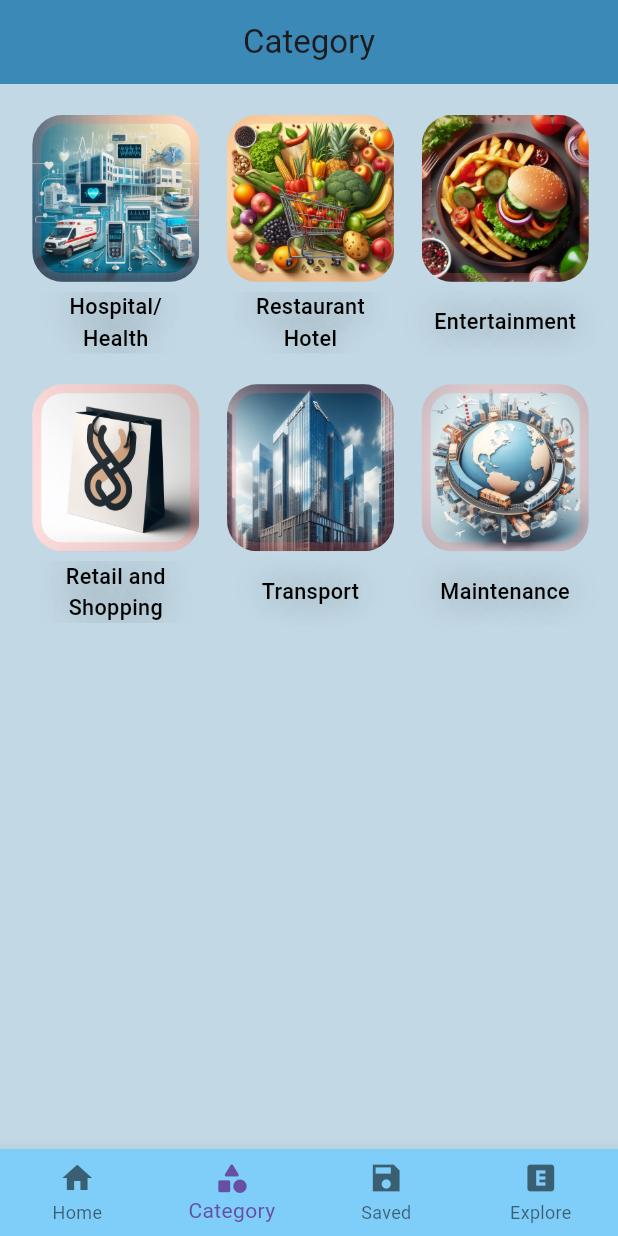
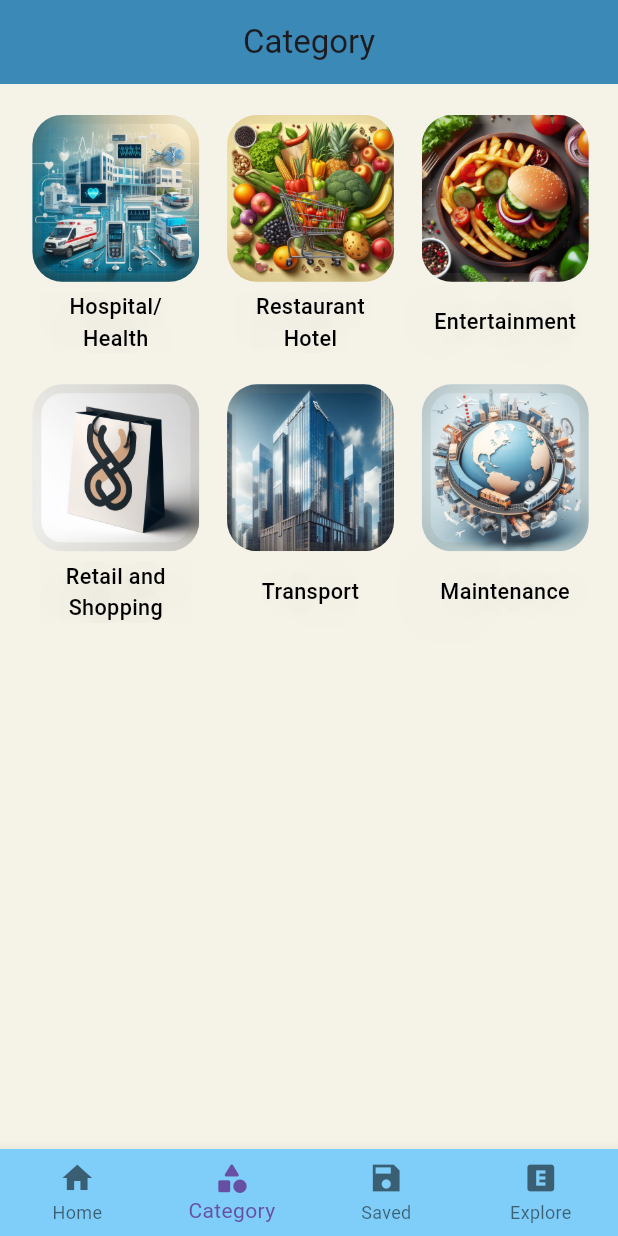
Before and after one commit to acemubeen/pondyApp, a Flutter app: the screen it shows once a user with an empty profile is signed in, item 2 of the bottom bar chosen, on a phone screen of 412 x 824 dp. Run offline on Flutter 3.47's test engine with Material 3 defaults, Android fonts, the phone set to English and light mode, and no system bars; our stand-ins replace auto_size_text, cached_network_image, carousel_slider, cloud_firestore, firebase_auth, firebase_core and 2 more; missing offline and left inert: dart:html; accounts and stored records are empty.

Commit message:
19/01/2024

```diff
--- a/lib/account/signin_page.dart
+++ b/lib/account/signin_page.dart
@@ -79,7 +79,7 @@ class _SigninPageState extends State<SigninPage> {
       },
       home: Scaffold(
         resizeToAvoidBottomInset: false,
-        backgroundColor: Color.fromARGB(255, 248, 094, 094),
+        backgroundColor: Color(0xff608334),
         body: SingleChildScrollView(
           child: ConstrainedBox(
             constraints: BoxConstraints(
@@ -98,14 +98,15 @@ class _SigninPageState extends State<SigninPage> {
                           MediaQuery.of(context).size.width * 0.000,
                           MediaQuery.of(context).size.height * 0.000,
                         ),
-                        color: Color.fromARGB(255, 248, 094, 094),
+                        color: Color(0xff608334),
                         height: screenheight * 0.55,
                         child: Align(
                           alignment: Alignment.centerLeft,
                           child: Text(
                               style: TextStyle(
-                                  color: Colors.white, // Text color
-                                  fontSize: 34,
+                                  color: Color(0xfff7feef),
+                                  fontSize: screenheight * .080,
+                                  // fontSize: 34,
                                   fontWeight: FontWeight.bold // Text size
                                   ),
                               "Login"),
@@ -161,19 +162,19 @@ class _SigninPageState extends State<SigninPage> {
                                         controller: emailController,
                                         decoration: InputDecoration(
                                           filled: true,
-                                          fillColor:
-                                              Color.fromARGB(54, 255, 255, 255),
+                                          fillColor: Color(0xfff7feef),
                                           labelText: 'Enter Your Email',
                                           labelStyle: TextStyle(
                                               color: Color.fromARGB(
-                                                  191, 137, 137, 137),
-                                              fontSize: 15,
+                                                  204, 96, 131, 52),
+                                              fontSize: screenheight * .037,
+                                              // fontSize: 15,
                                               fontWeight: FontWeight.w500),
                                           border: InputBorder.none,
                                         ),
                                       ),
                                     ),
-                                    SizedBox(height: 1),
+                                    SizedBox(height: screenheight * .003),
                                     Container(
                                       decoration: BoxDecoration(
                                         color:
@@ -186,13 +187,12 @@ class _SigninPageState extends State<SigninPage> {
                                         controller: passwordController,
                                         decoration: InputDecoration(
                                           filled: true,
-                                          fillColor:
-                                              Color.fromARGB(54, 255, 255, 255),
+                                          fillColor: Color(0xfff7feef),
                                           labelText: 'Password',
                                           labelStyle: TextStyle(
                                               color: Color.fromARGB(
-                                                  191, 137, 137, 137),
-                                              fontSize: 15,
+                                                  204, 96, 131, 52),
+                                              fontSize: screenheight * .037,
                                               fontWeight: FontWeight.w500),
                                           border: InputBorder.none,
                                         ),
@@ -212,7 +212,7 @@ class _SigninPageState extends State<SigninPage> {
                                   "Forgot Password?",
                                   style: TextStyle(
                                     color: Color.fromARGB(191, 137, 137, 137),
-                                    fontSize: 14,
+                                    fontSize: screenheight * .035,
                                     fontWeight: FontWeight.w500,
                                   ),
                                 ),
@@ -231,8 +231,7 @@ class _SigninPageState extends State<SigninPage> {
                                   },
                                   child: Container(
                                     decoration: BoxDecoration(
-                                        color:
-                                            Color.fromARGB(255, 255, 127, 127),
+                                        color: Color(0xff97b770),
                                         borderRadius: BorderRadius.all(
                                             Radius.circular(70))),
                                     height: screenheight * 0.140,
@@ -241,8 +240,7 @@ class _SigninPageState extends State<SigninPage> {
                                       child: Text(
                                         "Sign In",
                                         style: TextStyle(
-                                          color: const Color.fromARGB(
-                                              255, 255, 255, 255),
+                                          color: Color(0xffF7FEEF),
                                           fontWeight: FontWeight.w500,
                                         ),
                                       ),
@@ -261,7 +259,8 @@ class _SigninPageState extends State<SigninPage> {
                                   "Or Continue with",
                                   style: TextStyle(
                                     color: Color.fromARGB(191, 137, 137, 137),
-                                    fontSize: 12,
+                                    fontSize: screenheight * .035,
+                                    // fontSize: 12,
                                     fontWeight: FontWeight.w500,
                                   ),
                                 ),
@@ -283,8 +282,7 @@ class _SigninPageState extends State<SigninPage> {
                                     },
                                     child: Container(
                                       decoration: BoxDecoration(
-                                          color: Color.fromARGB(
-                                              255, 255, 221, 121),
+                                          color: Color(0xff97b770),
                                           borderRadius:
                                               BorderRadius.circular(30)),
                                       padding: EdgeInsets.fromLTRB(
@@ -300,15 +298,13 @@ class _SigninPageState extends State<SigninPage> {
                                       height: 50,
                                       width: screenwidth * .500,
                                       child: Image.asset(
-                                        "assets/images/icons/ic1.png",
-                                        color: const Color.fromARGB(
-                                            255, 235, 82, 77),
-                                      ),
+                                          "assets/images/icons/ic1.png",
+                                          color: Color(0xfff7feef)),
                                     ),
                                   ),
                                 ],
                               ),
-                              SizedBox(height: screenheight * .13 ),
+                              SizedBox(height: screenheight * .13),
                               Row(
                                 mainAxisAlignment: MainAxisAlignment.center,
                                 children: [
@@ -318,7 +314,7 @@ class _SigninPageState extends State<SigninPage> {
                                       style: TextStyle(
                                         color:
                                             Color.fromARGB(191, 137, 137, 137),
-                                        fontSize: 12,
+                                        fontSize: screenheight * .035,
                                         fontWeight: FontWeight.w500,
                                       ),
                                     ),
@@ -337,7 +333,7 @@ class _SigninPageState extends State<SigninPage> {
                                         "Register now",
                                         style: TextStyle(
                                           color: Colors.blue,
-                                          fontSize: 12,
+                                          fontSize: screenheight * .035,
                                           fontWeight: FontWeight.w500,
                                         ),
                                       ),
--- a/lib/main.dart
+++ b/lib/main.dart
@@ -12,7 +12,6 @@ import 'package:pondyapp/screens.dart/saved_page.dart';
 import 'firebase_options.dart';
 import 'package:shimmer/shimmer.dart';
 
-
 void main() async {
   WidgetsFlutterBinding.ensureInitialized();
   await Firebase.initializeApp(
@@ -22,7 +21,7 @@ void main() async {
   runApp(ChangeNotifierProvider<SavedItemsProvider>(
     create: (context) => SavedItemsProvider(),
     child: MaterialApp(
-      home:  MyApp(),
+      home: MyApp(),
       // Test(),
       // MyApp(),
     ),
@@ -36,8 +35,6 @@ class MyApp extends StatelessWidget {
     return StreamBuilder<User?>(
       stream: FirebaseAuth.instance.authStateChanges(),
       builder: (context, snapshot) {
-
-
         if (snapshot.connectionState == ConnectionState.active) {
           User? user = snapshot.data;
           if (user == null) {
--- a/lib/screens.dart/Category.dart
+++ b/lib/screens.dart/Category.dart
@@ -23,7 +23,7 @@ class Category extends StatelessWidget {
 
     return MaterialApp(
       home: Scaffold(
-        backgroundColor: Color.fromARGB(255, 194, 216, 228),
+        backgroundColor: Color(0xfff5f2e8),
         appBar: AppBar(
           backgroundColor: Color.fromARGB(255, 58, 137, 183),
           title: Center(
@@ -120,7 +120,7 @@ class Category extends StatelessWidget {
                   decoration: BoxDecoration(
                     // color: Color.fromARGB(251, 0, 0, 0),
                     border: Border.all(
-                      color: Color.fromARGB(57, 255, 109, 109),
+                      color: Color.fromARGB(34, 133, 129, 104),
                       width: 5.9,
                     ),
                     borderRadius: BorderRadius.circular(20),
@@ -160,7 +160,7 @@ class Category extends StatelessWidget {
                               color: Color.fromRGBO(0, 0, 0, 0.511),
                               // color: Color.fromARGB(255, 159, 159, 159),
                               offset: Offset(0, 0),
-                              blurRadius: 30,
+                              blurRadius: 70,
                             )
                           ],
                           color: const Color.fromARGB(255, 0, 0, 0),
--- a/lib/screens.dart/home_screen.dart
+++ b/lib/screens.dart/home_screen.dart
@@ -92,12 +92,12 @@ class _MyWidgetState extends State<HomeScreen> {
 
     return MaterialApp(
       home: Scaffold(
-        backgroundColor: Color.fromARGB(248, 255, 255, 255),
+        backgroundColor: Color(0xfff5f2e8),
         appBar: PreferredSize(
           preferredSize: Size.fromHeight(screenheight * 0.075),
           child: AppBar(
             elevation: 0,
-            backgroundColor: Color.fromARGB(255, 58, 137, 183),
+            backgroundColor: Color(0xff67c2bf),
             title: Text(
               "Welcome to Pondy",
               style: TextStyle(
@@ -182,7 +182,7 @@ class _MyWidgetState extends State<HomeScreen> {
                   clipper: MyClip(),
                   child: Container(
                     height: screenheight * 0.200,
-                    color: Color.fromARGB(255, 58, 137, 183),
+                    color: Color(0xff67c2bf),
                     child: Center(
                       child: Column(
                         mainAxisAlignment: MainAxisAlignment.end,
@@ -203,8 +203,7 @@ class _MyWidgetState extends State<HomeScreen> {
                                       child: Text(
                                         "Explore",
                                         style: TextStyle(
-                                            color: Color.fromARGB(
-                                                255, 255, 255, 255),
+                                            color: Color(0xffffe28a),
                                             fontWeight: FontWeight.w700,
                                             fontSize: screenheight * 0.040),
                                       ),
@@ -262,7 +261,7 @@ class _MyWidgetState extends State<HomeScreen> {
                   },
                   child: Container(
                     decoration: BoxDecoration(
-                      color: Color.fromARGB(255, 202, 232, 255),
+                      color: Color.fromARGB(177, 255, 204, 190),
                       borderRadius: BorderRadius.circular(20.0),
                     ),
                     height: screenheight * 0.057,
@@ -279,7 +278,7 @@ class _MyWidgetState extends State<HomeScreen> {
                           "Search for the best",
                           style: TextStyle(
                             fontSize: screenheight * 0.0210,
-                            color: Color.fromARGB(255, 58, 137, 183),
+                            color: Color.fromARGB(255, 182, 119, 103),
                           ),
                         ),
                         SizedBox(
@@ -287,7 +286,7 @@ class _MyWidgetState extends State<HomeScreen> {
                         ),
                         Icon(
                           Icons.search_rounded,
-                          color: Colors.blueGrey[400],
+                          color: Color.fromARGB(255, 182, 119, 103),
                           size: screenheight * .045,
                         ),
                       ],
@@ -307,13 +306,13 @@ class _MyWidgetState extends State<HomeScreen> {
                     children: [
                       Expanded(
                         child: Container(
-                          height: 40,
+                          height: screenheight * .050,
                           width: screenwidth,
                           //color: Color.fromARGB(131, 244, 225, 168),
                           child: Text(
                             "Category",
                             style: TextStyle(
-                                color: Color.fromARGB(255, 51, 25, 88),
+                                color: Color(0xffb54c62),
                                 fontWeight: FontWeight.w500,
                                 fontSize: screenheight * 0.035
                                 //fontSize: 32
@@ -334,7 +333,8 @@ class _MyWidgetState extends State<HomeScreen> {
                     MediaQuery.of(context).size.width * 0.000,
                     MediaQuery.of(context).size.height * 0.000,
                   ),
-                  height: 170,
+                  height: screenheight * .220,
+                  //height: 170,
                   child: ListView(
                     scrollDirection: Axis.horizontal,
                     children: [
@@ -363,11 +363,11 @@ class _MyWidgetState extends State<HomeScreen> {
                           child: Text(
                             "Trending",
                             style: TextStyle(
-                                color: Color.fromARGB(255, 51, 25, 88),
-                                fontWeight: FontWeight.w500,
-                                fontSize: screenheight * 0.035
-                                //fontSize: 32
-                                ),
+                              color: Color(0xffb54c62),
+                              fontWeight: FontWeight.w500,
+                              fontSize: screenheight * 0.035,
+                              //fontSize: 32
+                            ),
                           ),
                         ),
                       ),
@@ -417,9 +417,11 @@ class _MyWidgetState extends State<HomeScreen> {
                                 items: imageList.map((item) {
                                   return GestureDetector(
                                     onTap: () {
-                                      Navigator.push(context, MaterialPageRoute(
-                                        builder: (context) => TrendingScreen())
-                                        );
+                                      Navigator.push(
+                                          context,
+                                          MaterialPageRoute(
+                                              builder: (context) =>
+                                                  TrendingScreen()));
                                     },
                                     child: Stack(
                                       fit: StackFit.expand,
@@ -447,8 +449,8 @@ class _MyWidgetState extends State<HomeScreen> {
                                                   end: Alignment.bottomCenter,
                                                   colors: [
                                                 Colors.transparent,
-                                                Color.fromARGB(255, 255, 255, 255)
-                                                    .withOpacity(0),
+                                                Color.fromARGB(
+                                                    26, 255, 255, 255),
                                               ])),
                                         ),
                                         Positioned(
@@ -460,18 +462,25 @@ class _MyWidgetState extends State<HomeScreen> {
                                             width: screenwidth,
                                             height: screenheight * 0.10,
                                             padding: EdgeInsets.fromLTRB(
-                                              MediaQuery.of(context).size.width *
+                                              MediaQuery.of(context)
+                                                      .size
+                                                      .width *
                                                   0.000,
-                                              MediaQuery.of(context).size.height *
+                                              MediaQuery.of(context)
+                                                      .size
+                                                      .height *
                                                   0.015,
-                                              MediaQuery.of(context).size.width *
+                                              MediaQuery.of(context)
+                                                      .size
+                                                      .width *
                                                   0.000,
-                                              MediaQuery.of(context).size.height *
+                                              MediaQuery.of(context)
+                                                      .size
+                                                      .height *
                                                   0.000,
                                             ),
-                                            color:
-                                                Color.fromARGB(255, 114, 114, 114)
-                                                    .withOpacity(0.750),
+                                            color: Color(0xff67c2bf)
+                                                .withOpacity(0.350),
                                             child: Column(
                                               crossAxisAlignment:
                                                   CrossAxisAlignment.center,
@@ -483,8 +492,8 @@ class _MyWidgetState extends State<HomeScreen> {
                                                     style: TextStyle(
                                                         color: Color.fromARGB(
                                                             255, 255, 255, 255),
-                                                        fontSize:
-                                                            screenheight * 0.020,
+                                                        fontSize: screenheight *
+                                                            0.020,
                                                         fontWeight:
                                                             FontWeight.w700),
                                                     maxLines: 2,
@@ -540,7 +549,8 @@ class _MyWidgetState extends State<HomeScreen> {
                             child: Text(
                               "Top places",
                               style: TextStyle(
-                                  color: Color.fromARGB(255, 0, 0, 0),
+                                  color: Color(0xffb54c62),
+                                  // top place text
                                   fontWeight: FontWeight.w500,
                                   fontSize: screenheight * 0.035),
                             ),
@@ -626,8 +636,17 @@ class _MyWidgetState extends State<HomeScreen> {
         height: screenheight * 0.125,
         width: screenwidth * 0.870,
         decoration: BoxDecoration(
+          boxShadow: [
+            BoxShadow(
+              color: const Color.fromARGB(255, 0, 0, 0)
+                  .withOpacity(0.1), // Shadow color
+              offset: Offset(-1, 3), // Offset of the shadow
+              blurRadius: 20, // Amount of blur
+              spreadRadius: 1,
+            ),
+          ],
           borderRadius: BorderRadius.circular(10),
-          color: Color.fromARGB(0, 67, 63, 63),
+          color: Color.fromARGB(86, 174, 204, 211),
         ),
 
         ////////////
@@ -637,15 +656,6 @@ class _MyWidgetState extends State<HomeScreen> {
                 height: screenheight * 0.150,
                 width: screenwidth * 0.250,
                 decoration: BoxDecoration(
-                    boxShadow: [
-                      BoxShadow(
-                        color: const Color.fromARGB(255, 0, 0, 0)
-                            .withOpacity(0.2), // Shadow color
-                        offset: Offset(-1, 3), // Offset of the shadow
-                        blurRadius: 5, // Amount of blur
-                        spreadRadius: 2,
-                      ),
-                    ],
                     borderRadius: BorderRadius.only(
                         bottomLeft: Radius.circular(10),
                         topLeft: Radius.circular(10)),
@@ -658,20 +668,11 @@ class _MyWidgetState extends State<HomeScreen> {
                 height: screenheight * 0.250,
                 width: screenwidth * 0.650,
                 decoration: BoxDecoration(
-                  boxShadow: [
-                    BoxShadow(
-                      color: Color.fromARGB(255, 111, 111, 111)
-                          .withOpacity(0.2), // Shadow color
-                      offset: Offset(2, 3), // Offset of the shadow
-                      blurRadius: 5, // Amount of blur
-                      spreadRadius: 2,
-                    ),
-                  ],
                   borderRadius: BorderRadius.only(
                     bottomRight: Radius.circular(10),
                     topRight: Radius.circular(10),
                   ),
-                  color: Color.fromARGB(255, 255, 252, 245),
+                  color: Color.fromARGB(86, 174, 204, 211),
                 ),
                 child: Column(
                   children: [
@@ -696,7 +697,7 @@ class _MyWidgetState extends State<HomeScreen> {
                                 style: TextStyle(
                                     fontSize: screenwidth * 0.045,
                                     fontWeight: FontWeight.w500,
-                                    color: Color.fromARGB(211, 21, 21, 21)),
+                                    color: Color(0xff142850)),
                               ),
                             ),
                           ),
@@ -715,7 +716,7 @@ class _MyWidgetState extends State<HomeScreen> {
                           Icon(
                             size: screenheight * 0.030,
                             Icons.location_on_outlined,
-                            color: Color.fromARGB(173, 239, 89, 89),
+                            color: Color(0xff67c2bf),
                           ),
                           Expanded(
                             child: Text(
@@ -725,7 +726,7 @@ class _MyWidgetState extends State<HomeScreen> {
                               style: TextStyle(
                                   fontSize: screenwidth * 0.035,
                                   fontWeight: FontWeight.w500,
-                                  color: Color.fromARGB(194, 1, 41, 59)),
+                                  color: Color.fromARGB(195, 39, 73, 109)),
                             ),
                           ),
                         ],
@@ -748,7 +749,7 @@ class _MyWidgetState extends State<HomeScreen> {
                               style: TextStyle(
                                   fontSize: screenwidth * 0.035,
                                   fontWeight: FontWeight.w500,
-                                  color: Color.fromARGB(213, 105, 64, 5)),
+                                  color: Colors.grey[700]),
                             ),
                           ),
                           FittedBox(
@@ -759,7 +760,7 @@ class _MyWidgetState extends State<HomeScreen> {
                               style: TextStyle(
                                   fontSize: screenwidth * 0.035,
                                   fontWeight: FontWeight.w500,
-                                  color: Color.fromARGB(199, 4, 98, 115)),
+                                  color: Color(0xff2364aa)),
                             ),
                           ),
                         ],
@@ -838,15 +839,8 @@ class _MyWidgetState extends State<HomeScreen> {
                 textAlign: TextAlign.center,
                 maxLines: 2,
                 style: TextStyle(
-                  shadows: [
-                    Shadow(
-                      color: Color.fromRGBO(0, 0, 0, 0.511),
-                      offset: Offset(0, 0),
-                      blurRadius: 30,
-                    )
-                  ],
-                  color: const Color.fromARGB(255, 0, 0, 0),
-                  fontSize: screenheight * .015,
+                  color: const Color(0xff142850),
+                  fontSize: screenheight * .017,
                   fontWeight: FontWeight.w500,
                 ),
               ),
--- a/pubspec.yaml
+++ b/pubspec.yaml
@@ -36,6 +36,7 @@ dependencies:
   cached_network_image: ^3.3.1
   flutter_cache_manager: ^3.3.1
   like_button: ^2.0.5
+  flutter_color_picker_wheel: ^0.0.1
 
 dev_dependencies:
   flutter_test:
```
Also changed, not shown: lib/account/register_page.dart (+16 -19 lines), lib/screens.dart/detailcard.dart (+23 -10 lines), lib/screens.dart/profile.dart (+22 -18 lines), lib/screens.dart/saved_page.dart (+26 -19 lines), lib/widgets/category_document_screen.dart (+14 -15 lines), pubspec.lock.
